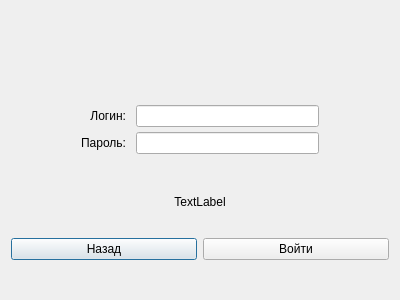
Old version of the form courseProject/login_form.ui in the repository coderDreamer/courseProject.
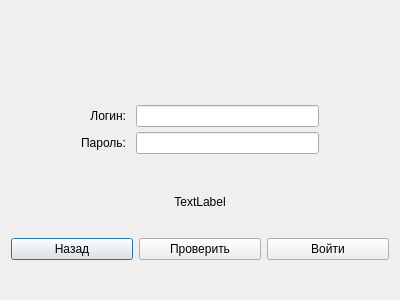
New version of the form.

```diff
--- a/courseProject/login_form.ui
+++ b/courseProject/login_form.ui
@@ -89,6 +89,13 @@
      </item>
      <item>
       <widget class="QPushButton" name="login_enter">
+       <property name="text">
+        <string>Проверить</string>
+       </property>
+      </widget>
+     </item>
+     <item>
+      <widget class="QPushButton" name="login_enter_correct">
        <property name="text">
         <string>Войти</string>
        </property>
```
Left out of the diff: 6 changed lines with no effect on the pictures.
